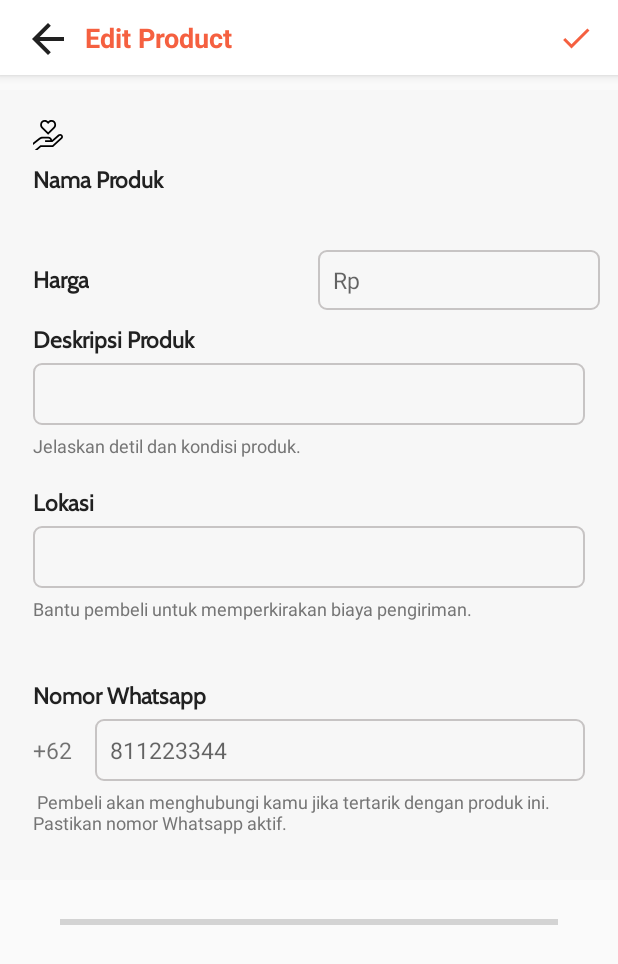
After one commit to AtikahBZqAulia/Vviped, an Android app: the EditProduct screen opened directly, with no data from a screen before it, on a phone screen of 412 x 824 dp. The commit adds this screen. Shown: the top 964 px of the screen. Run offline under Robolectric (Android 15) with nearby library versions, the phone set to English and light mode, and no system bars.

Commit message:
layout edit product

```diff
--- a/app/src/main/AndroidManifest.xml
+++ b/app/src/main/AndroidManifest.xml
@@ -20,7 +20,8 @@
         android:supportsRtl="true"
         android:theme="@style/AppTheme.NoStatusBar"
         android:usesCleartextTraffic="true">
-        <activity android:name=".settings.ContactMaura"></activity>
+        <activity android:name=".EditProduct"></activity>
+        <activity android:name=".settings.ContactMaura" />
         <activity android:name=".settings.ContactOcta" />
         <activity android:name=".settings.ContactAtikah" />
         <activity android:name=".settings.SettingsContactInstagram" />
--- /dev/null
+++ b/app/src/main/java/com/ilkom/vviped/EditProduct.kt
@@ -0,0 +1,24 @@
+package com.ilkom.vviped
+
+import androidx.appcompat.app.AppCompatActivity
+import android.os.Bundle
+import kotlinx.android.synthetic.main.activity_edit_product.*
+
+class EditProduct : AppCompatActivity() {
+    override fun onCreate(savedInstanceState: Bundle?) {
+        super.onCreate(savedInstanceState)
+        setContentView(R.layout.activity_edit_product)
+
+        campaign_title.text = intent.getStringExtra("nama_campaign")
+        namaproduk_edit.text = intent.getStringExtra("nama_produk")
+        edit_priceproduct.setText(intent.getStringExtra("harga_produk"))
+        edit_productdesc.setText(intent.getStringExtra("deskripsi_produk"))
+        edit_productloc.setText(intent.getStringExtra("lokasi_produk"))
+        edit_whatsapp.setText(intent.getStringExtra("whatsapp_penjual"))
+        //edit_whatsapp.setText(intent.getStringExtra("id_product"))
+
+        backspace.setOnClickListener {
+            onBackPressed()
+        }
+    }
+}
--- a/app/src/main/java/com/ilkom/vviped/model/SellingPostProfileAdapter.kt
+++ b/app/src/main/java/com/ilkom/vviped/model/SellingPostProfileAdapter.kt
@@ -10,15 +10,14 @@ import android.view.LayoutInflater
 import android.view.View
 import android.view.ViewGroup
 import android.widget.*
+import androidx.core.content.ContextCompat.startActivity
 import androidx.recyclerview.widget.RecyclerView
+import com.ilkom.vviped.EditProduct
 import com.ilkom.vviped.R
-import com.ilkom.vviped.UploadSellingActivity
 import com.ilkom.vviped.model.login.Constant
 import com.ilkom.vviped.model.login.Constant.Companion.PREF_ID
 import com.ilkom.vviped.model.login.PreferenceHelper
 import com.squareup.picasso.Picasso
-import kotlinx.android.synthetic.main.activity_edit_profile_user.*
-import kotlinx.android.synthetic.main.activity_upload_selling.*
 import okhttp3.MediaType
 import okhttp3.RequestBody
 import retrofit2.Call
@@ -44,6 +43,7 @@ class SellingPostProfileAdapter(
         val productprice = itemView.findViewById<TextView>(R.id.hargaproduk)
         val productdesc = itemView.findViewById<TextView>(R.id.produkdeskripsi)
         val sellerlocation = itemView.findViewById<TextView>(R.id.lokasipenjual)
+        val whatsappNumber = itemView.findViewById<TextView>(R.id.whatsapp_number)
         val buttonContextMenu = itemView.findViewById<ImageButton>(R.id.btn_context_menu)
 
 
@@ -57,16 +57,18 @@ class SellingPostProfileAdapter(
             productprice.text = sellingPost.product_price
             productdesc.text = sellingPost.product_description
             sellerlocation.text = sellingPost.seller_location
-
-            val sharedPref = PreferenceHelper(itemView.context)
+            whatsappNumber.text = sellingPost.whatsapp
 
             val product_id = sellingPost.id
             val productId = product_id.toString()
 
-
             val product_name = productname.text.toString()
             val product_price =  productprice.text.toString()
             val campaign_title = campaignname.text.toString()
+            val product_desc = productdesc.text.toString()
+            val product_loc = sellerlocation.text.toString()
+            val no_whatsapp = whatsappNumber.text.toString()
+
 
             //menu  edit dan hapus product post
             buttonContextMenu.setOnClickListener {
@@ -78,8 +80,16 @@ class SellingPostProfileAdapter(
                 pop.setOnMenuItemClickListener { item ->
                     when(item.itemId){
                         R.id.menu_edit_post->{
-                            Toast.makeText(context, "Ubah", Toast.LENGTH_SHORT).show()
-
+                            val context = buttonContextMenu.context
+                            val intent = Intent(context, EditProduct::class.java)
+                            intent.putExtra("nama_campaign", campaign_title )
+                            intent.putExtra("nama_produk", product_name )
+                            intent.putExtra("harga_produk", product_price )
+                            intent.putExtra("deskripsi_produk", product_desc )
+                            intent.putExtra("lokasi_produk", product_loc )
+                            intent.putExtra("whatsapp_penjual", no_whatsapp )
+                            intent.putExtra("id_product", sellingPost.id.toString() )
+                            context.startActivity(intent)
                         }
                         R.id.menu_delete_post->{
 
--- a/app/src/main/java/com/ilkom/vviped/model/SellingPostsAdapter.kt
+++ b/app/src/main/java/com/ilkom/vviped/model/SellingPostsAdapter.kt
@@ -44,7 +44,6 @@ class SellingPostsAdapter(
 
         val sharedPref = PreferenceHelper(share_post.context)
 
-
         fun bindView(sellingPost: SellingPostItem) {
             usernamepost.text = sellingPost.usernamepost
             Picasso.get().load(sellingPost.user_profpict).into(profpictpost)
@@ -67,7 +66,6 @@ class SellingPostsAdapter(
             buyButton.setOnClickListener {
                 val context = buyButton.context
                 val intent = Intent(context, ChatForBuying::class.java)
-
                 intent.putExtra("seller_username", seller_username )
                 intent.putExtra("product_name", product_name )
                 intent.putExtra("product_price", product_price )
--- /dev/null
+++ b/app/src/main/res/layout/activity_edit_product.xml
@@ -0,0 +1,349 @@
+<?xml version="1.0" encoding="utf-8"?>
+<androidx.constraintlayout.widget.ConstraintLayout xmlns:android="http://schemas.android.com/apk/res/android"
+    xmlns:app="http://schemas.android.com/apk/res-auto"
+    xmlns:tools="http://schemas.android.com/tools"
+    android:id="@+id/layout_root"
+    android:layout_width="match_parent"
+    android:layout_height="match_parent"
+    tools:context=".EditProduct">
+
+    <com.google.android.material.appbar.AppBarLayout
+        android:id="@+id/appBar_Layout"
+        android:layout_width="match_parent"
+        android:layout_height="50sp"
+        tools:ignore="MissingConstraints">
+
+        <androidx.appcompat.widget.Toolbar
+            android:layout_width="match_parent"
+            android:layout_height="match_parent"
+            android:background="@color/colorWhite">
+
+            <ImageView
+                android:id="@+id/backspace"
+                android:layout_width="40dp"
+                android:layout_height="40dp"
+                android:layout_marginTop="10dp"
+                android:src="@drawable/ic_keyboard_backspace"
+                app:tint="@color/colorTextPrimary" />
+
+            <RelativeLayout
+                android:layout_width="match_parent"
+                android:layout_height="match_parent"
+                android:orientation="horizontal">
+
+                <TextView
+                    android:layout_width="wrap_content"
+                    android:layout_height="match_parent"
+                    android:gravity="center"
+                    android:text="Edit Product"
+                    android:textColor="@color/colorAccent2"
+                    android:textSize="18dp"
+                    android:textStyle="bold" />
+
+                <ImageButton
+                    android:id="@+id/button_save"
+                    android:layout_width="wrap_content"
+                    android:layout_height="match_parent"
+                    android:layout_alignParentRight="true"
+                    android:layout_marginEnd="16dp"
+                    android:layout_marginRight="97dp"
+                    android:background="@color/colorWhite"
+                    android:src="@drawable/ic_baseline_check_24"
+                    app:layout_constraintBottom_toBottomOf="parent"
+                    app:layout_constraintEnd_toEndOf="parent"
+                    app:layout_constraintTop_toTopOf="parent" />
+
+            </RelativeLayout>
+
+
+        </androidx.appcompat.widget.Toolbar>
+
+    </com.google.android.material.appbar.AppBarLayout>
+
+    <ScrollView
+        android:layout_width="match_parent"
+        android:layout_height="match_parent"
+        app:layout_constraintBottom_toBottomOf="parent"
+        app:layout_constraintStart_toStartOf="parent"
+        app:layout_constraintTop_toTopOf="parent">
+
+        <LinearLayout
+            android:layout_width="match_parent"
+            android:layout_height="wrap_content"
+            android:orientation="vertical"
+            android:layout_marginTop="60dp">
+
+            <LinearLayout
+                android:id="@+id/linearLayout"
+                android:layout_width="match_parent"
+                android:layout_height="wrap_content"
+                android:background="@color/cardview_shadow_end_color"
+                android:orientation="vertical"
+                android:paddingLeft="12dp"
+                android:paddingRight="12dp">
+
+                <LinearLayout
+                    android:layout_width="match_parent"
+                    android:layout_height="match_parent"
+                    android:layout_marginTop="20dp">
+                    <ImageView
+                        android:id="@+id/icon_campaign"
+                        android:layout_width="20dp"
+                        android:layout_height="20dp"
+                        android:layout_marginLeft="10dp"
+                        android:layout_marginRight="10dp"
+                        android:src="@drawable/ic_campaign_heart"
+                        />
+
+                    <TextView
+                        android:id="@+id/campaign_title"
+                        android:layout_width="wrap_content"
+                        android:layout_height="wrap_content"
+                        android:fontFamily="@font/cabin"
+                        android:paddingLeft="5dp"
+                        android:paddingRight="5dp"
+                        android:text="Donasi Hijrah by Salim FMIPA UNJ"
+                        android:textColor="@color/colorAccentLight"
+                        android:textSize="14sp"
+                        android:textStyle="bold" />
+
+                </LinearLayout>
+
+                <LinearLayout
+                    android:layout_width="match_parent"
+                    android:layout_height="wrap_content"
+                    android:orientation="vertical"
+                    android:padding="10dp"
+                    android:paddingLeft="7dp">
+
+                    <TextView
+                        android:layout_width="wrap_content"
+                        android:layout_height="wrap_content"
+                        android:text="Nama Produk"
+                        android:fontFamily="@font/cabin"
+                        android:textStyle="bold"
+                        android:textColor="@color/colorBlack"
+                        android:textSize="15dp" />
+
+                    <TextView
+                        android:id="@+id/namaproduk_edit"
+                        android:layout_width="match_parent"
+                        android:layout_height="wrap_content"
+                        android:text="Nama Produk"
+                        android:textSize="15dp"
+                        android:textColor="@color/colorBlack"
+                        android:layout_marginTop="5dp"/>
+
+                </LinearLayout>
+
+                <LinearLayout
+                    android:layout_width="match_parent"
+                    android:layout_height="40dp"
+                    android:orientation="horizontal">
+
+                    <LinearLayout
+                        android:layout_width="200dp"
+                        android:layout_height="match_parent">
+
+                        <TextView
+                            android:layout_width="wrap_content"
+                            android:layout_height="wrap_content"
+                            android:layout_gravity="center"
+                            android:paddingLeft="10dp"
+                            android:text="Harga"
+                            android:fontFamily="@font/cabin"
+                            android:textColor="@color/colorBlack"
+                            android:textStyle="bold"
+                            android:textSize="15sp" />
+
+                    </LinearLayout>
+
+                    <LinearLayout
+                        android:layout_width="match_parent"
+                        android:layout_height="wrap_content"
+                        android:background="@drawable/btn_corner">
+
+                        <EditText
+                            android:id="@+id/edit_priceproduct"
+                            android:layout_width="match_parent"
+                            android:layout_height="40dp"
+                            android:background="@null"
+                            android:hint="Rp"
+                            android:imeOptions="actionNext"
+                            android:inputType="phone"
+                            android:paddingLeft="10dp"
+                            android:paddingRight="10dp"
+                            android:textSize="15sp" />
+
+                    </LinearLayout>
+
+                </LinearLayout>
+
+                <LinearLayout
+                    android:layout_width="match_parent"
+                    android:layout_height="wrap_content"
+                    android:orientation="vertical"
+                    android:padding="10dp"
+                    android:paddingLeft="7dp">
+
+                    <TextView
+                        android:layout_width="wrap_content"
+                        android:layout_height="wrap_content"
+                        android:text="Deskripsi Produk"
+                        android:fontFamily="@font/cabin"
+                        android:textStyle="bold"
+                        android:textColor="@color/colorBlack"
+                        android:textSize="15dp" />
+
+                    <EditText
+                        android:id="@+id/edit_productdesc"
+                        android:layout_width="match_parent"
+                        android:layout_height="wrap_content"
+                        android:imeOptions="actionNext"
+                        android:inputType="textMultiLine"
+                        android:background="@drawable/btn_corner"
+                        android:layout_marginTop="5dp"
+                        android:padding="10dp"
+                        android:textSize="15dp" />
+
+
+                    <TextView
+                        android:layout_width="wrap_content"
+                        android:layout_height="wrap_content"
+                        android:text="Jelaskan detil dan kondisi produk."
+                        android:textSize="12dp"
+                        android:layout_marginTop="5dp"
+                        android:textColor="@color/colorTextSecondary"
+
+                        />
+                </LinearLayout>
+
+
+                <LinearLayout
+                    android:layout_width="match_parent"
+                    android:layout_height="wrap_content"
+                    android:orientation="vertical"
+                    android:padding="10dp"
+                    android:paddingLeft="7dp"
+                    android:layout_marginBottom="20dp">
+
+                    <TextView
+                        android:layout_width="wrap_content"
+                        android:layout_height="wrap_content"
+                        android:text="Lokasi"
+                        android:fontFamily="@font/cabin"
+                        android:textColor="@color/colorBlack"
+                        android:textSize="15dp"
+                        android:textStyle="bold" />
+
+                    <EditText
+                        android:id="@+id/edit_productloc"
+                        android:layout_width="match_parent"
+                        android:layout_height="wrap_content"
+                        android:imeOptions="actionNext"
+                        android:inputType="text"
+                        android:textSize="15dp"
+                        android:padding="10dp"
+                        android:layout_marginTop="5dp"
+                        android:background="@drawable/btn_corner"/>
+
+
+                    <TextView
+                        android:layout_width="wrap_content"
+                        android:layout_height="wrap_content"
+                        android:text="Bantu pembeli untuk memperkirakan biaya pengiriman."
+                        android:textSize="12dp"
+                        android:layout_marginTop="5dp"
+                        android:textColor="@color/colorTextSecondary"
+
+                        />
+                </LinearLayout>
+
+                <LinearLayout
+                    android:layout_width="match_parent"
+                    android:layout_height="wrap_content"
+                    android:orientation="vertical"
+                    android:padding="10dp"
+                    android:paddingLeft="7dp"
+                    android:layout_marginBottom="20dp">
+
+                    <TextView
+                        android:layout_width="wrap_content"
+                        android:layout_height="wrap_content"
+                        android:text="Nomor Whatsapp"
+                        android:fontFamily="@font/cabin"
+                        android:textColor="@color/colorBlack"
+                        android:textSize="15dp"
+                        android:textStyle="bold" />
+
+
+                    <LinearLayout
+                        android:layout_width="match_parent"
+                        android:layout_height="wrap_content"
+                        android:orientation="horizontal">
+
+                        <TextView
+                            android:layout_width="wrap_content"
+                            android:layout_height="wrap_content"
+                            android:layout_marginRight="15dp"
+                            android:text="+62"
+                            android:layout_marginTop="5dp"
+                            android:textSize="15dp" />
+                        <EditText
+                            android:id="@+id/edit_whatsapp"
+                            android:layout_width="match_parent"
+                            android:layout_height="wrap_content"
+                            android:imeOptions="actionDone"
+                            android:inputType="phone"
+                            android:textSize="15dp"
+                            android:hint="811223344"
+                            android:padding="10dp"
+                            android:layout_marginTop="5dp"
+                            android:background="@drawable/btn_corner"/>
+
+
+                    </LinearLayout>
+
+
+                    <TextView
+                        android:layout_width="wrap_content"
+                        android:layout_height="wrap_content"
+                        android:text=" Pembeli akan menghubungi kamu jika tertarik dengan produk ini. Pastikan nomor Whatsapp aktif."
+                        android:textSize="12dp"
+                        android:layout_marginTop="5dp"
+                        android:textColor="@color/colorTextSecondary"
+
+                        />
+
+
+                </LinearLayout>
+
+
+            </LinearLayout>
+
+            <LinearLayout
+                android:id="@+id/linearLayout_bottom"
+                android:layout_width="match_parent"
+                android:layout_height="wrap_content"
+                android:orientation="vertical"
+                android:paddingLeft="40dp"
+                android:paddingRight="40dp"
+                android:layout_marginBottom="20dp"
+                tools:ignore="MissingConstraints">
+
+                <ProgressBar
+                    android:id="@+id/progress_bar"
+                    style="@style/Widget.AppCompat.ProgressBar.Horizontal"
+                    android:layout_width="match_parent"
+                    android:layout_height="wrap_content"
+                    android:layout_marginTop="20dp"
+                    android:max="100"
+                    tools:progress="40" />
+
+            </LinearLayout>
+        </LinearLayout>
+    </ScrollView>
+
+
+
+</androidx.constraintlayout.widget.ConstraintLayout>
```
